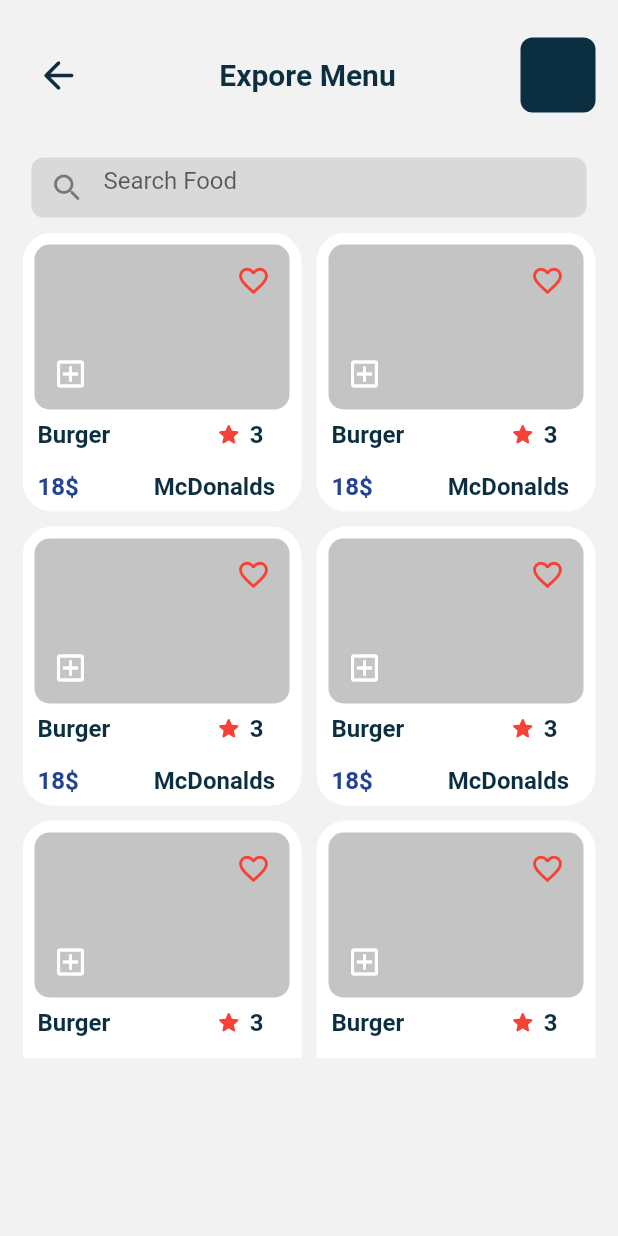
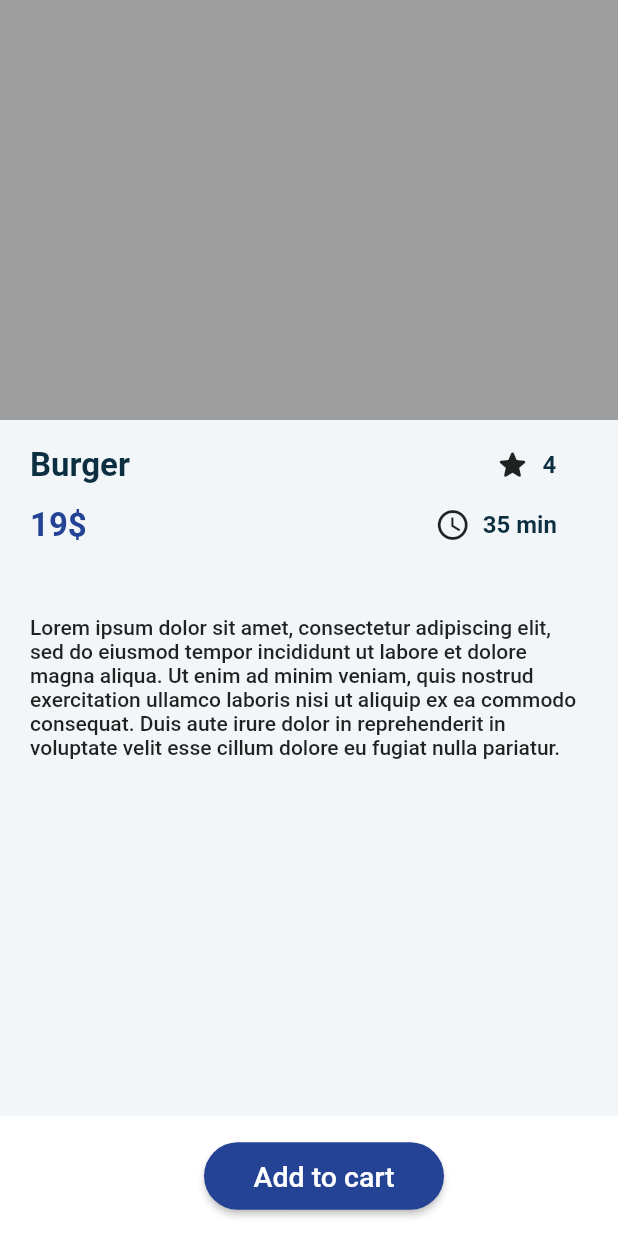
Before and after one commit to ahmadshakir21/Eagle_Food_Ordering_App, a Flutter app: the screen it shows after launch, on a phone screen of 412 x 824 dp. Run offline on Flutter 3.47's test engine with Material 2 defaults, Android fonts, the phone set to English and light mode, and no system bars; our stand-ins replace font_awesome_flutter, smooth_page_indicator.

Commit message:
another commit

```diff
--- a/lib/screens/expoer_menu.dart
+++ b/lib/screens/expoer_menu.dart
@@ -1,4 +1,5 @@
 import 'package:flutter/material.dart';
+import 'package:food_ordering_app/widgets/item_info.dart';
 
 class ExporeMenu extends StatelessWidget {
   const ExporeMenu({Key? key}) : super(key: key);
@@ -65,108 +66,7 @@ class ExporeMenu extends StatelessWidget {
                     crossAxisSpacing: 10,
                     mainAxisSpacing: 10),
                 itemBuilder: (context, index) {
-                  return Container(
-                    height: 200,
-                    decoration: BoxDecoration(
-                        color: Colors.white,
-                        borderRadius: BorderRadius.circular(20)),
-                    child: Stack(
-                      children: [
-                        Padding(
-                          padding: const EdgeInsets.all(8.0),
-                          child: Stack(
-                            children: [
-                              Container(
-                                height: 110,
-                                decoration: BoxDecoration(
-                                    color: const Color(0xFFc4c4c4),
-                                    borderRadius: BorderRadius.circular(10)),
-                              ),
-                              Positioned(
-                                  right: 0,
-                                  child: IconButton(
-                                    icon: const Icon(
-                                      Icons.favorite_border,
-                                      color: Colors.red,
-                                      size: 23,
-                                    ),
-                                    onPressed: () {},
-                                  )),
-                              Positioned(
-                                  bottom: 0,
-                                  child: IconButton(
-                                    onPressed: () {},
-                                    icon: const Icon(
-                                      Icons.add_box_outlined,
-                                      color: Colors.white,
-                                    ),
-                                  )),
-                            ],
-                          ),
-                        ),
-                        Positioned(
-                          top: 125,
-                          left: 10,
-                          child: Row(
-                            children: [
-                              const Text(
-                                "Burger",
-                                style: TextStyle(
-                                    fontSize: 16,
-                                    fontWeight: FontWeight.w600,
-                                    color: Color(0xFF0B2E40)),
-                              ),
-                              const SizedBox(
-                                width: 70,
-                              ),
-                              Row(
-                                children: const [
-                                  Icon(
-                                    Icons.star_rounded,
-                                    color: Colors.red,
-                                    size: 18,
-                                  ),
-                                  SizedBox(
-                                    width: 5,
-                                  ),
-                                  Text(
-                                    "3",
-                                    style: TextStyle(
-                                        fontSize: 16,
-                                        fontWeight: FontWeight.w600,
-                                        color: Color(0xFF0B2E40)),
-                                  ),
-                                ],
-                              ),
-                            ],
-                          ),
-                        ),
-                        Positioned(
-                          bottom: 7,
-                          left: 10,
-                          child: Row(children: const [
-                            Text(
-                              "18\$",
-                              style: TextStyle(
-                                  fontSize: 16,
-                                  fontWeight: FontWeight.w700,
-                                  color: Color(0xFF244395)),
-                            ),
-                            SizedBox(
-                              width: 50,
-                            ),
-                            Text(
-                              "McDonalds",
-                              style: TextStyle(
-                                  fontSize: 16,
-                                  fontWeight: FontWeight.w600,
-                                  color: Color(0xFF0B2E40)),
-                            ),
-                          ]),
-                        ),
-                      ],
-                    ),
-                  );
+                  return ItemInfo();
                 },
               ),
             ),
--- /dev/null
+++ b/lib/screens/single_food_details.dart
@@ -0,0 +1,127 @@
+import 'package:flutter/material.dart';
+import 'package:font_awesome_flutter/font_awesome_flutter.dart';
+
+class SingleFoodDetails extends StatelessWidget {
+  const SingleFoodDetails({Key? key}) : super(key: key);
+
+  @override
+  Widget build(BuildContext context) {
+    return Scaffold(
+      backgroundColor: const Color(0xFFf3f6f9),
+      body: Column(children: [
+        Expanded(
+          child: Container(
+            child: SingleChildScrollView(
+                child: Column(
+              crossAxisAlignment: CrossAxisAlignment.start,
+              children: [
+                Container(
+                  height: 280,
+                  color: Colors.grey,
+                ),
+                const SizedBox(
+                  height: 10,
+                ),
+                Padding(
+                  padding: const EdgeInsets.symmetric(horizontal: 20),
+                  child: Row(
+                    children: const [
+                      Text(
+                        "Burger",
+                        style: TextStyle(
+                            fontSize: 22,
+                            fontWeight: FontWeight.bold,
+                            color: Color(0xFF0B2E40)),
+                      ),
+                      SizedBox(
+                        width: 235,
+                      ),
+                      Padding(
+                        padding: EdgeInsets.all(8.0),
+                        child: Icon(Icons.star_rounded),
+                      ),
+                      Text(
+                        "4",
+                        style: TextStyle(
+                            fontSize: 16,
+                            fontWeight: FontWeight.bold,
+                            color: Color(0xFF0B2E40)),
+                      ),
+                    ],
+                  ),
+                ),
+                Padding(
+                  padding: const EdgeInsets.symmetric(horizontal: 20),
+                  child: Row(
+                    children: const [
+                      Text(
+                        "19\$",
+                        style: TextStyle(
+                            fontSize: 22,
+                            fontWeight: FontWeight.bold,
+                            color: Color(0xFF244395)),
+                      ),
+                      SizedBox(width: 224),
+                      Padding(
+                        padding: EdgeInsets.all(8.0),
+                        child: Icon(Icons.watch_later_outlined),
+                      ),
+                      Text(
+                        "35 min",
+                        style: TextStyle(
+                            fontSize: 16,
+                            fontWeight: FontWeight.bold,
+                            color: Color(0xFF0B2E40)),
+                      ),
+                    ],
+                  ),
+                ),
+                const SizedBox(
+                  height: 40,
+                ),
+                const Padding(
+                  padding: EdgeInsets.symmetric(horizontal: 20),
+                  child: Text(
+                    "Lorem ipsum dolor sit amet, consectetur adipiscing elit, sed do eiusmod tempor incididunt ut labore et dolore magna aliqua. Ut enim ad minim veniam, quis nostrud exercitation ullamco laboris nisi ut aliquip ex ea commodo consequat. Duis aute irure dolor in reprehenderit in voluptate velit esse cillum dolore eu fugiat nulla pariatur.",
+                    style: TextStyle(fontSize: 14, fontWeight: FontWeight.w500),
+                  ),
+                ),
+              ],
+            )),
+          ),
+        ),
+        Container(
+          height: 80,
+          color: Colors.white,
+          child: Row(
+            mainAxisAlignment: MainAxisAlignment.center,
+            children: [
+              Container(),
+              const SizedBox(
+                width: 20,
+              ),
+              Container(
+                width: 160,
+                height: 45,
+                child: ElevatedButton(
+                  onPressed: () {},
+                  child: Text(
+                    "Add to cart",
+                    style: TextStyle(
+                        fontSize: 19,
+                        fontWeight: FontWeight.w500,
+                        color: Colors.white),
+                  ),
+                  style: ElevatedButton.styleFrom(
+                      primary: const Color(0xFF244395),
+                      shape: RoundedRectangleBorder(
+                          borderRadius: BorderRadius.circular(40))),
+                ),
+              ),
+            ],
+          ),
+        ),
+      ]),
+    );
+  }
+}
--- a/lib/src/app.dart
+++ b/lib/src/app.dart
@@ -4,6 +4,7 @@ import 'package:food_ordering_app/screens/authentication_sign_up.dart';
 import 'package:food_ordering_app/screens/expoer_menu.dart';
 import 'package:food_ordering_app/screens/home_screen.dart';
 import 'package:food_ordering_app/screens/on_boarding_screen.dart';
+import 'package:food_ordering_app/screens/single_food_details.dart';
 import 'package:food_ordering_app/screens/splash_screen.dart';
 import 'package:food_ordering_app/screens/verification_code.dart';
 
@@ -15,7 +16,7 @@ class MyApp extends StatelessWidget {
     return MaterialApp(
       title: 'Flutter Demo',
       debugShowCheckedModeBanner: false,
-      home: ExporeMenu(),
+      home: SingleFoodDetails(),
     );
   }
 }
```
